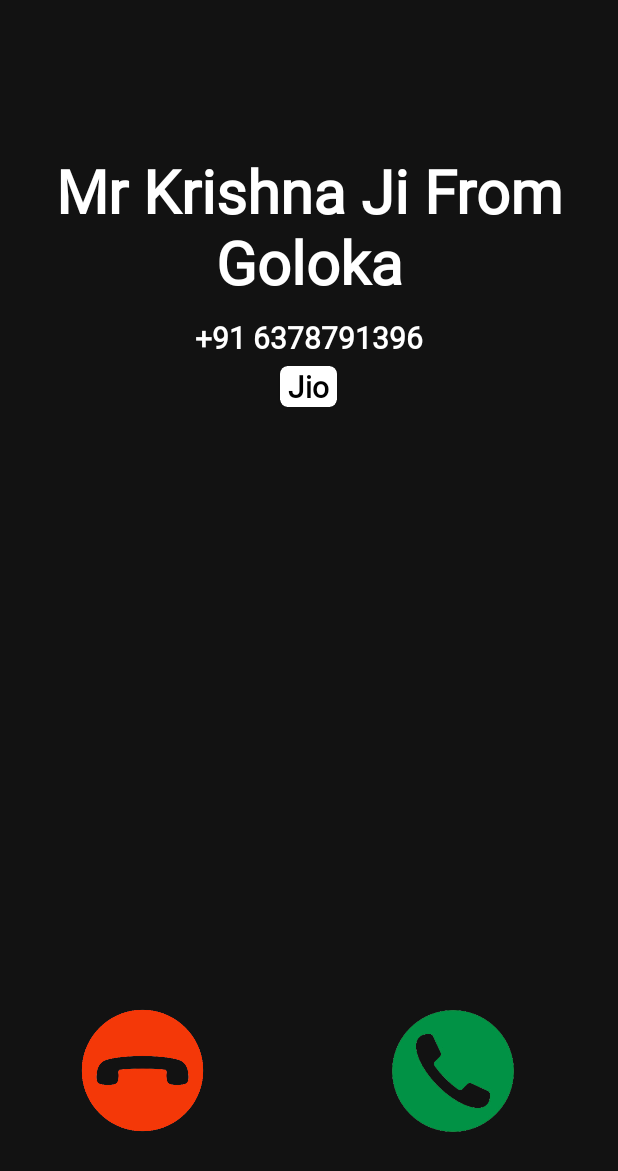
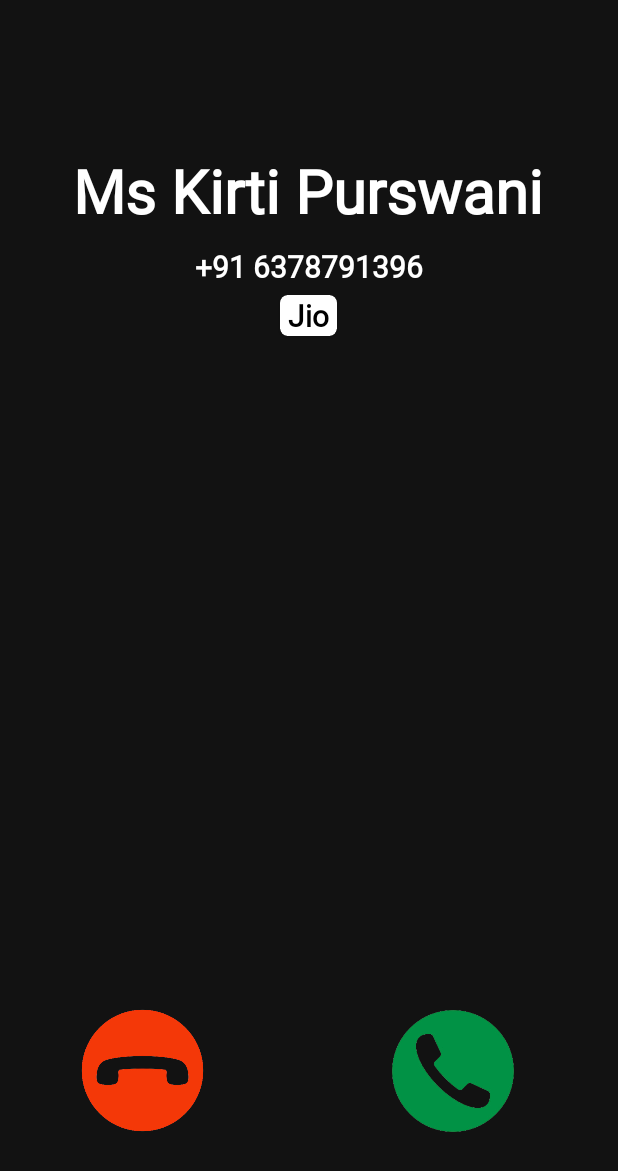
Before and after one commit to narpatpatel03191/Fake-Calling-Application, an Android app: the layout activity_call.xml on its own in the app's theme, with its tools: preview values and no code run, on a phone screen of 412 x 824 dp. Shown: the top 1171 px of the screen. Run offline under Robolectric (Android 15) with nearby library versions, the phone set to English and light mode, and no system bars.

Commit message:
final commit

```diff
--- a/app/src/main/res/layout/activity_call.xml
+++ b/app/src/main/res/layout/activity_call.xml
@@ -18,7 +18,7 @@
         android:textColor="@color/white"
         android:textSize="40sp"
         android:textStyle="bold"
-        tools:text="Mr Krishna Ji From Goloka" />
+        tools:text="Ms Kirti Purswani" />
 
     <TextView
         android:id="@+id/caller_number"
```
